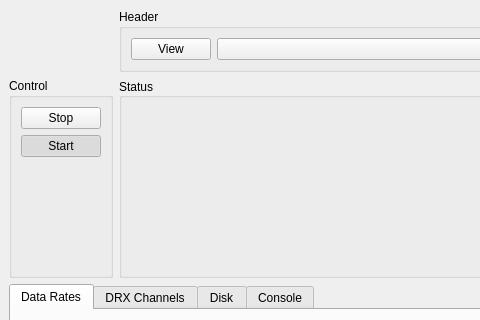
First picture: the form in src/eldoragui/EldoraMain.ui, repository NCAR/eldora_instrument, before the edit; both pictures show x 0 to 480 and y 0 to 320 of the 661 by 695 pixel window.
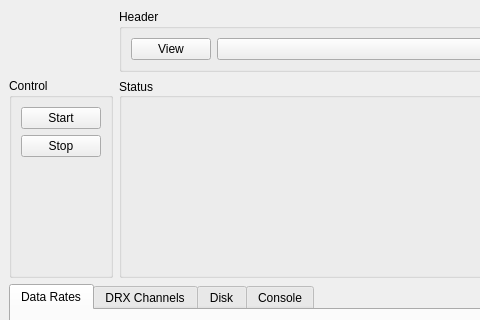
Second picture: the form after the edit.

Commit message: add logic to detect when a header is changed but not applied. Color code the start and stop buttond.

Diff of the .ui file:
```diff
--- a/src/eldoragui/EldoraMain.ui
+++ b/src/eldoragui/EldoraMain.ui
@@ -116,7 +116,7 @@
           <number>6</number>
          </property>
          <item>
-          <widget class="QPushButton" name="stopButton" >
+          <widget class="QPushButton" name="startButton" >
            <property name="sizePolicy" >
             <sizepolicy>
              <hsizetype>1</hsizetype>
@@ -126,15 +126,12 @@
             </sizepolicy>
            </property>
            <property name="text" >
-            <string>Stop</string>
-           </property>
-           <property name="checkable" >
-            <bool>true</bool>
+            <string>Start</string>
            </property>
           </widget>
          </item>
          <item>
-          <widget class="QPushButton" name="startButton" >
+          <widget class="QPushButton" name="stopButton" >
            <property name="sizePolicy" >
             <sizepolicy>
              <hsizetype>1</hsizetype>
@@ -144,19 +141,7 @@
             </sizepolicy>
            </property>
            <property name="text" >
-            <string>Start</string>
-           </property>
-           <property name="checkable" >
-            <bool>true</bool>
-           </property>
-           <property name="checked" >
-            <bool>true</bool>
-           </property>
-           <property name="default" >
-            <bool>false</bool>
-           </property>
-           <property name="flat" >
-            <bool>false</bool>
+            <string>Stop</string>
            </property>
           </widget>
          </item>
```
The commit also changes 1 other file.
